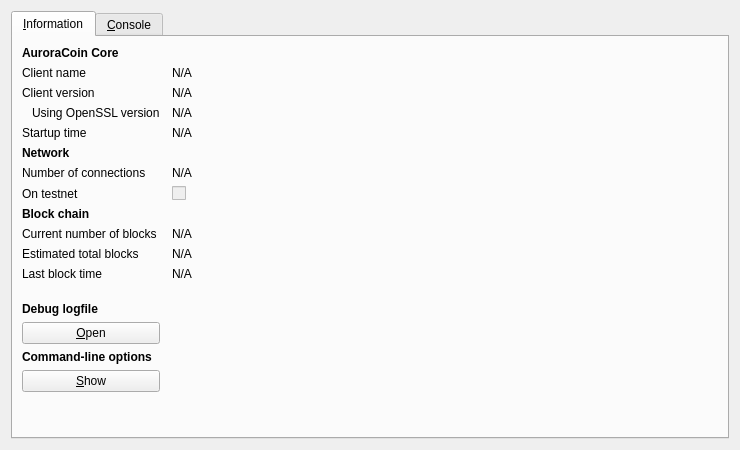
baldurodinsson/auroracoin-project, file src/qt/forms/rpcconsole.ui: the form before one commit.
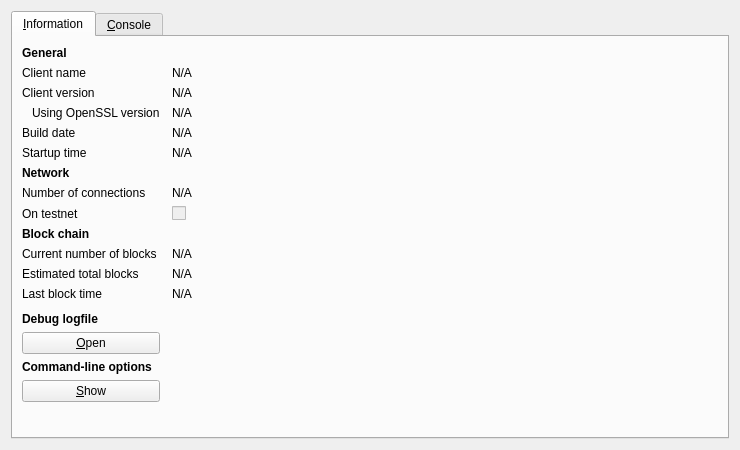
The form after the commit. Icons and pictures are not drawn.

The edit to the form file:
```diff
--- a/src/qt/forms/rpcconsole.ui
+++ b/src/qt/forms/rpcconsole.ui
@@ -36,7 +36,7 @@
           </font>
          </property>
          <property name="text">
-          <string>AuroraCoin Core</string>
+          <string>General</string>
          </property>
         </widget>
        </item>
@@ -113,13 +113,36 @@
         </widget>
        </item>
        <item row="4" column="0">
+        <widget class="QLabel" name="label_12">
+         <property name="text">
+          <string>Build date</string>
+         </property>
+        </widget>
+       </item>
+       <item row="4" column="1">
+        <widget class="QLabel" name="buildDate">
+         <property name="cursor">
+          <cursorShape>IBeamCursor</cursorShape>
+         </property>
+         <property name="text">
+          <string>N/A</string>
+         </property>
+         <property name="textFormat">
+          <enum>Qt::PlainText</enum>
+         </property>
+         <property name="textInteractionFlags">
+          <set>Qt::LinksAccessibleByMouse|Qt::TextSelectableByKeyboard|Qt::TextSelectableByMouse</set>
+         </property>
+        </widget>
+       </item>
+       <item row="5" column="0">
         <widget class="QLabel" name="label_13">
          <property name="text">
           <string>Startup time</string>
          </property>
         </widget>
        </item>
-       <item row="4" column="1">
+       <item row="5" column="1">
         <widget class="QLabel" name="startupTime">
          <property name="cursor">
           <cursorShape>IBeamCursor</cursorShape>
@@ -135,7 +158,7 @@
          </property>
         </widget>
        </item>
-       <item row="5" column="0">
+       <item row="6" column="0">
         <widget class="QLabel" name="label_11">
          <property name="font">
           <font>
@@ -148,14 +171,14 @@
          </property>
         </widget>
        </item>
-       <item row="6" column="0">
+       <item row="7" column="0">
         <widget class="QLabel" name="label_7">
          <property name="text">
           <string>Number of connections</string>
          </property>
         </widget>
        </item>
-       <item row="6" column="1">
+       <item row="7" column="1">
         <widget class="QLabel" name="numberOfConnections">
          <property name="cursor">
           <cursorShape>IBeamCursor</cursorShape>
@@ -171,14 +194,14 @@
          </property>
         </widget>
        </item>
-       <item row="7" column="0">
+       <item row="8" column="0">
         <widget class="QLabel" name="label_8">
          <property name="text">
           <string>On testnet</string>
          </property>
         </widget>
        </item>
-       <item row="7" column="1">
+       <item row="8" column="1">
         <widget class="QCheckBox" name="isTestNet">
          <property name="enabled">
           <bool>false</bool>
@@ -188,7 +211,7 @@
          </property>
         </widget>
        </item>
-       <item row="8" column="0">
+       <item row="9" column="0">
         <widget class="QLabel" name="label_10">
          <property name="font">
           <font>
@@ -201,14 +224,14 @@
          </property>
         </widget>
        </item>
-       <item row="9" column="0">
+       <item row="10" column="0">
         <widget class="QLabel" name="label_3">
          <property name="text">
           <string>Current number of blocks</string>
          </property>
         </widget>
        </item>
-       <item row="9" column="1">
+       <item row="10" column="1">
         <widget class="QLabel" name="numberOfBlocks">
          <property name="cursor">
           <cursorShape>IBeamCursor</cursorShape>
@@ -224,14 +247,14 @@
          </property>
         </widget>
        </item>
-       <item row="10" column="0">
+       <item row="11" column="0">
         <widget class="QLabel" name="label_4">
          <property name="text">
           <string>Estimated total blocks</string>
          </property>
         </widget>
        </item>
-       <item row="10" column="1">
+       <item row="11" column="1">
         <widget class="QLabel" name="totalBlocks">
          <property name="cursor">
           <cursorShape>IBeamCursor</cursorShape>
@@ -247,14 +270,14 @@
          </property>
         </widget>
        </item>
-       <item row="11" column="0">
+       <item row="12" column="0">
         <widget class="QLabel" name="label_2">
          <property name="text">
           <string>Last block time</string>
          </property>
         </widget>
        </item>
-       <item row="11" column="1">
+       <item row="12" column="1">
         <widget class="QLabel" name="lastBlockTime">
          <property name="cursor">
           <cursorShape>IBeamCursor</cursorShape>
@@ -270,7 +293,7 @@
          </property>
         </widget>
        </item>
-       <item row="12" column="0">
+       <item row="13" column="0">
         <spacer name="verticalSpacer_2">
          <property name="orientation">
           <enum>Qt::Vertical</enum>
@@ -283,7 +306,7 @@
          </property>
         </spacer>
        </item>
-       <item row="13" column="0">
+       <item row="14" column="0">
         <widget class="QLabel" name="labelDebugLogfile">
          <property name="font">
           <font>
@@ -296,7 +319,7 @@
          </property>
         </widget>
        </item>
-       <item row="14" column="0">
+       <item row="15" column="0">
         <widget class="QPushButton" name="openDebugLogfileButton">
          <property name="toolTip">
           <string>Open the AuroraCoin debug logfile from the current data directory. This can take a few seconds for large logfiles.</string>
```
Left out of the diff: 6 changed lines with no effect on the pictures.
